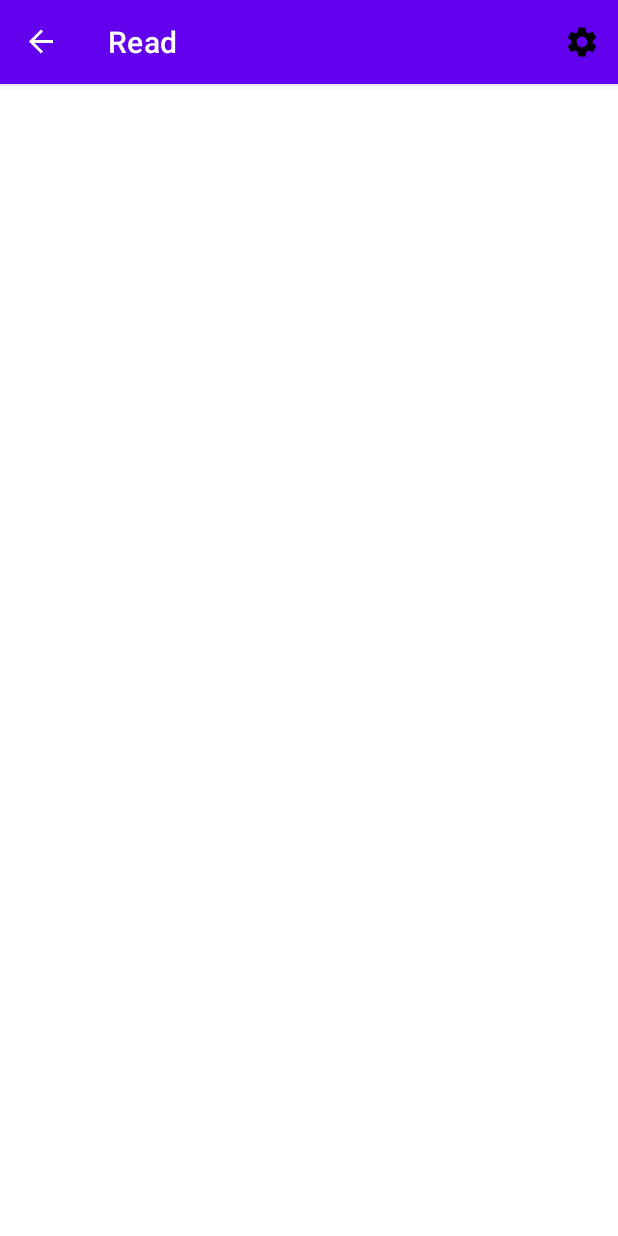
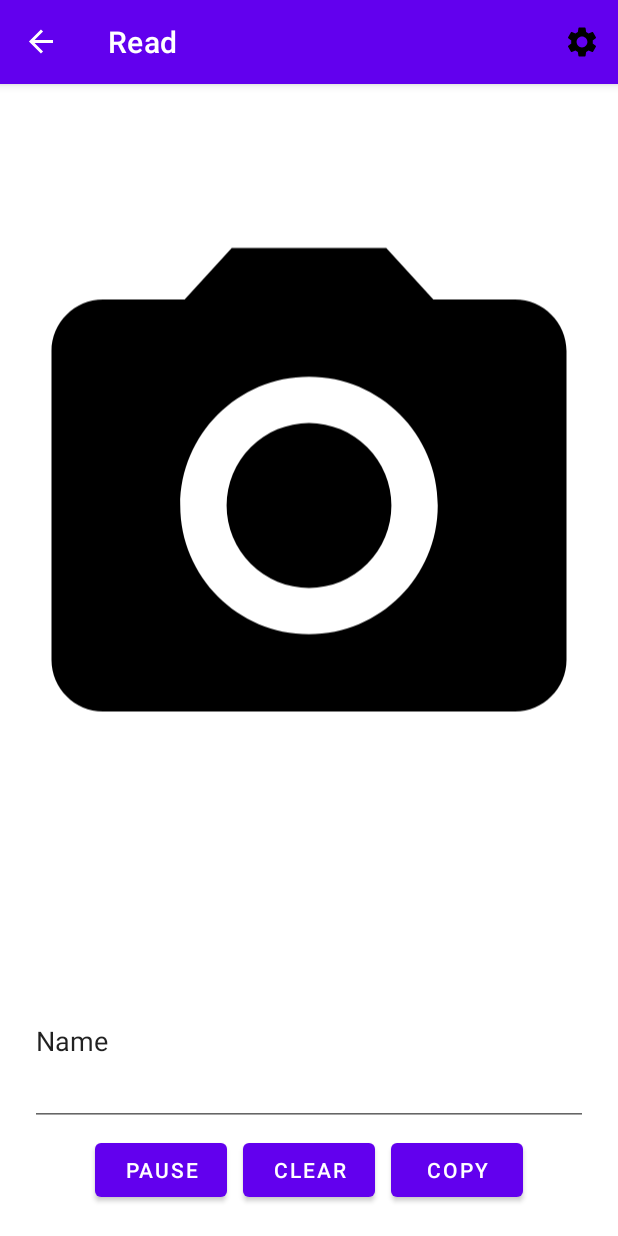
Before and after one commit to AdamStudies-PWR/SICA, an Android app: the ReadFragment screen opened through its navigation route, on a phone screen of 412 x 824 dp. Run offline under Robolectric (Android 15) with nearby library versions, the phone set to English and light mode, and no system bars; our stand-ins replace navigation-ui.

Commit message:
pierwszy punkt kontrolny

```diff
--- a/app/src/main/java/com/pwr/pjmassistant/ui/HomeFragment.java
+++ b/app/src/main/java/com/pwr/pjmassistant/ui/HomeFragment.java
@@ -44,8 +44,8 @@ public class HomeFragment extends Fragment
             @Override
             public void onClick(View view)
             {
-                NavHostFragment.findNavController((HomeFragment.this)
-                ).navigate(R.id.action_HomeFragment_to_SpeakFragment);
+                NavHostFragment.findNavController((HomeFragment.this))
+                        .navigate(R.id.action_HomeFragment_to_SpeakFragment);
             }
         });
     }
--- a/app/src/main/java/com/pwr/pjmassistant/ui/ReadFragment.java
+++ b/app/src/main/java/com/pwr/pjmassistant/ui/ReadFragment.java
@@ -1,34 +1,80 @@
 package com.pwr.pjmassistant.ui;
 
+import android.content.ClipData;
+import android.content.ClipboardManager;
+import android.content.Context;
 import android.os.Bundle;
+import android.text.InputType;
 import android.view.LayoutInflater;
 import android.view.View;
 import android.view.ViewGroup;
+import android.widget.EditText;
 
 import androidx.annotation.NonNull;
+import androidx.annotation.Nullable;
 import androidx.fragment.app.Fragment;
-import androidx.navigation.fragment.NavHostFragment;
 
 import com.pwr.pjmassistant.R;
 import com.pwr.pjmassistant.databinding.FragmentReadBinding;
+
+import java.util.Objects;
 
 public class ReadFragment extends Fragment
 {
 
     private FragmentReadBinding binding;
+    private EditText output;
 
     @Override
     public View onCreateView(
             LayoutInflater inflater, ViewGroup container,
             Bundle savedInstanceState)
     {
-
         binding = FragmentReadBinding.inflate(inflater, container, false);
         return binding.getRoot();
     }
 
     @Override
-    public void onDestroyView() {
+    public void onViewCreated(@NonNull View view, @Nullable Bundle savedInstanceState)
+    {
+        output = requireView().findViewById(R.id.translatedText);
+        output.setInputType(InputType.TYPE_NULL);
+        output.setTextIsSelectable(true);
+
+        binding.clearButton.setOnClickListener(new View.OnClickListener()
+        {
+            @Override
+            public void onClick(View view)
+            {
+                output.setText("");
+            }
+        });
+
+        binding.pauseButton.setOnClickListener(new View.OnClickListener()
+        {
+            @Override
+            public void onClick(View view)
+            {
+                // TODO
+            }
+        });
+
+        binding.copyButton.setOnClickListener(new View.OnClickListener()
+        {
+            @Override
+            public void onClick(View view)
+            {
+                ClipboardManager clipboard = (ClipboardManager) requireActivity().getSystemService(
+                        Context.CLIPBOARD_SERVICE);
+                ClipData data = ClipData.newPlainText("translation", output.getText());
+                clipboard.setPrimaryClip(data);
+            }
+        });
+    }
+
+    @Override
+    public void onDestroyView()
+    {
         super.onDestroyView();
         binding = null;
     }
--- a/app/src/main/java/com/pwr/pjmassistant/ui/SpeakFragment.java
+++ b/app/src/main/java/com/pwr/pjmassistant/ui/SpeakFragment.java
@@ -11,6 +11,7 @@ import androidx.fragment.app.Fragment;
 import android.view.LayoutInflater;
 import android.view.View;
 import android.view.ViewGroup;
+import android.widget.EditText;
 import android.widget.ImageView;
 
 import com.pwr.pjmassistant.R;
@@ -39,6 +40,16 @@ public class SpeakFragment extends Fragment
 
         Bitmap bitImage = BitmapFactory.decodeResource(this.getResources(), R.raw.pjm_placeholder);
         imageView.setImageBitmap(bitImage);
+
+        binding.translateButton.setOnClickListener(new View.OnClickListener()
+        {
+            @Override
+            public void onClick(View view)
+            {
+                EditText source = requireView().findViewById(R.id.inputText);
+                source.setText("");
+            }
+        });
     }
 
     @Override
--- /dev/null
+++ b/app/src/main/res/drawable/baseline_photo_camera_24.xml
@@ -0,0 +1,6 @@
+<vector android:height="24dp" android:tint="#000000"
+    android:viewportHeight="24" android:viewportWidth="24"
+    android:width="24dp" xmlns:android="http://schemas.android.com/apk/res/android">
+    <path android:fillColor="@android:color/white" android:pathData="M12,12m-3.2,0a3.2,3.2 0,1 1,6.4 0a3.2,3.2 0,1 1,-6.4 0"/>
+    <path android:fillColor="@android:color/white" android:pathData="M9,2L7.17,4L4,4c-1.1,0 -2,0.9 -2,2v12c0,1.1 0.9,2 2,2h16c1.1,0 2,-0.9 2,-2L22,6c0,-1.1 -0.9,-2 -2,-2h-3.17L15,2L9,2zM12,17c-2.76,0 -5,-2.24 -5,-5s2.24,-5 5,-5 5,2.24 5,5 -2.24,5 -5,5z"/>
+</vector>
--- a/app/src/main/res/layout/fragment_read.xml
+++ b/app/src/main/res/layout/fragment_read.xml
@@ -4,4 +4,74 @@
     xmlns:tools="http://schemas.android.com/tools"
     android:layout_width="match_parent"
     android:layout_height="match_parent"
-    tools:context=".ui.ReadFragment"/>
+    tools:context=".ui.ReadFragment">
+
+    <ImageView
+        android:id="@+id/cameraView"
+        android:layout_width="match_parent"
+        android:layout_height="0dp"
+        android:src="@drawable/baseline_photo_camera_24"
+        app:layout_constraintBottom_toTopOf="@+id/translatedText"
+        app:layout_constraintEnd_toEndOf="parent"
+        app:layout_constraintHorizontal_bias="0.0"
+        app:layout_constraintStart_toStartOf="parent"
+        app:layout_constraintVertical_weight="3"
+        app:layout_constraintTop_toTopOf="parent" />
+
+    <EditText
+        android:id="@+id/translatedText"
+        android:layout_width="match_parent"
+        android:layout_height="0dp"
+        android:layout_marginStart="20dp"
+        android:layout_marginTop="20dp"
+        android:layout_marginEnd="20dp"
+        android:layout_marginBottom="5dp"
+        android:inputType="none"
+        android:gravity="center|start"
+        android:text="Name"
+        app:layout_constraintBottom_toTopOf="@id/buttonContainer"
+        app:layout_constraintEnd_toEndOf="parent"
+        app:layout_constraintHorizontal_bias="0.0"
+        app:layout_constraintStart_toStartOf="parent"
+        app:layout_constraintTop_toBottomOf="@+id/cameraView"
+        app:layout_constraintVertical_weight="0.6" />
+
+    <LinearLayout
+        android:id="@+id/buttonContainer"
+        android:layout_width="match_parent"
+        android:layout_height="wrap_content"
+        android:layout_marginStart="20dp"
+        android:layout_marginEnd="20dp"
+        android:layout_marginBottom="20dp"
+        android:orientation="horizontal"
+        android:gravity="center"
+        app:layout_constraintBottom_toBottomOf="parent"
+        app:layout_constraintEnd_toEndOf="parent"
+        app:layout_constraintStart_toStartOf="parent"
+        app:layout_constraintTop_toBottomOf="@+id/translatedText"
+        app:layout_constraintVertical_weight="0.4">
+
+        <Button
+            android:id="@+id/pauseButton"
+            android:layout_width="wrap_content"
+            android:layout_height="wrap_content"
+            android:layout_marginRight="5dp"
+            android:text="@string/pauseButton" />
+
+        <Button
+            android:id="@+id/clearButton"
+            android:layout_width="wrap_content"
+            android:layout_height="wrap_content"
+            android:layout_marginLeft="5dp"
+            android:layout_marginRight="5dp"
+            android:text="@string/clearButton" />
+
+        <Button
+            android:id="@+id/copyButton"
+            android:layout_width="wrap_content"
+            android:layout_height="wrap_content"
+            android:layout_marginLeft="5dp"
+            android:text="@string/copyButton" />
+    </LinearLayout>
+
+</androidx.constraintlayout.widget.ConstraintLayout>
--- a/app/src/main/res/layout/fragment_speak.xml
+++ b/app/src/main/res/layout/fragment_speak.xml
@@ -32,7 +32,7 @@
         app:layout_constraintTop_toBottomOf="@id/imageView">
 
         <EditText
-            android:id="@+id/editTextTextMultiLine"
+            android:id="@+id/inputText"
             android:layout_width="0dp"
             android:layout_height="wrap_content"
             android:layout_weight="2"
@@ -45,6 +45,7 @@
             android:layout_width="wrap_content"
             android:layout_height="wrap_content"
             android:layout_weight="0.1"
+            android:onClick="onClick"
             android:src="@drawable/baseline_send_24" />
     </LinearLayout>
 </androidx.constraintlayout.widget.ConstraintLayout>
--- a/app/src/main/res/values/strings.xml
+++ b/app/src/main/res/values/strings.xml
@@ -9,13 +9,17 @@
 
     <!-- Read screen text-->
     <string name="readLabel">Read</string>
+    <string name="clearButton">Clear</string>
+    <string name="pauseButton">Pause</string>
+    <string name="copyButton">Copy</string>
+    <string name="clipboardLabel">translation</string>
 
     <!-- Speak screen text-->
     <string name="speakLabel">Speak</string>
-    <string name="title_activity_main2">MainActivity2</string>
 
     <!-- Settings screen text-->
     <string name="settingsLabel">Settings</string>
     <string name="cameraSectionLabel">Camera</string>
     <string name="cameraTypeLabel">Using:</string>
+
 </resources>
```
